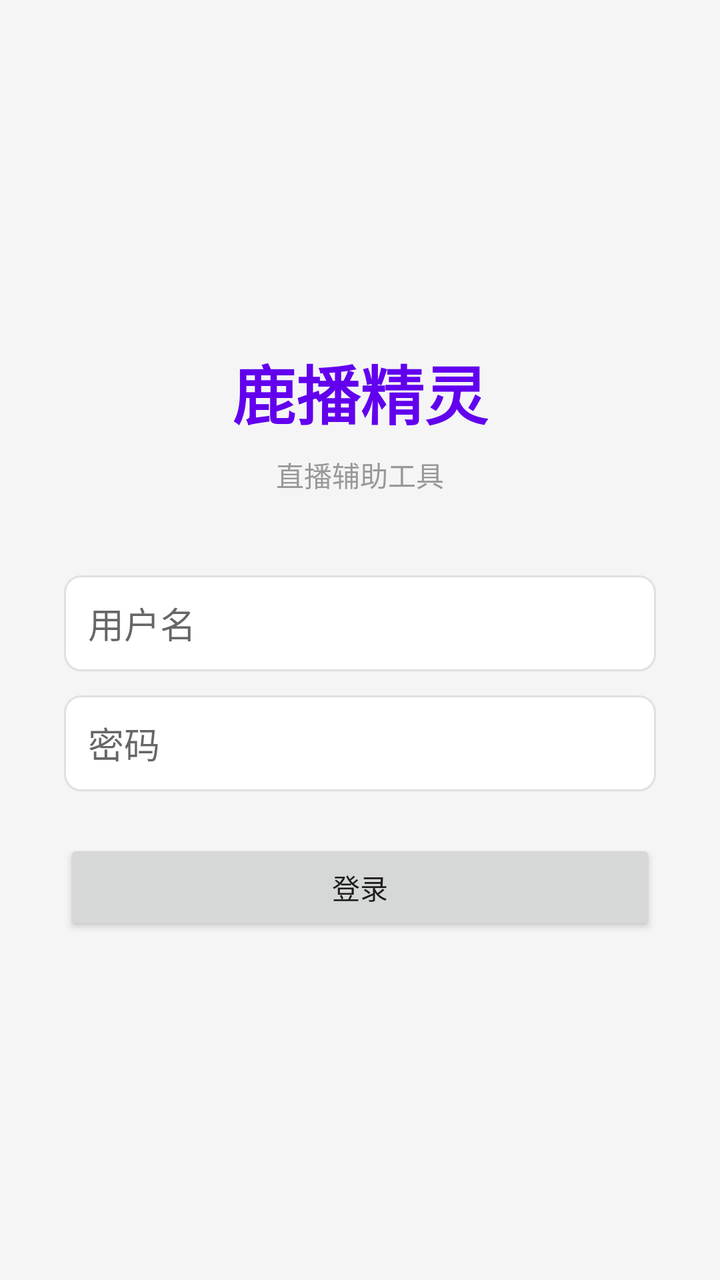
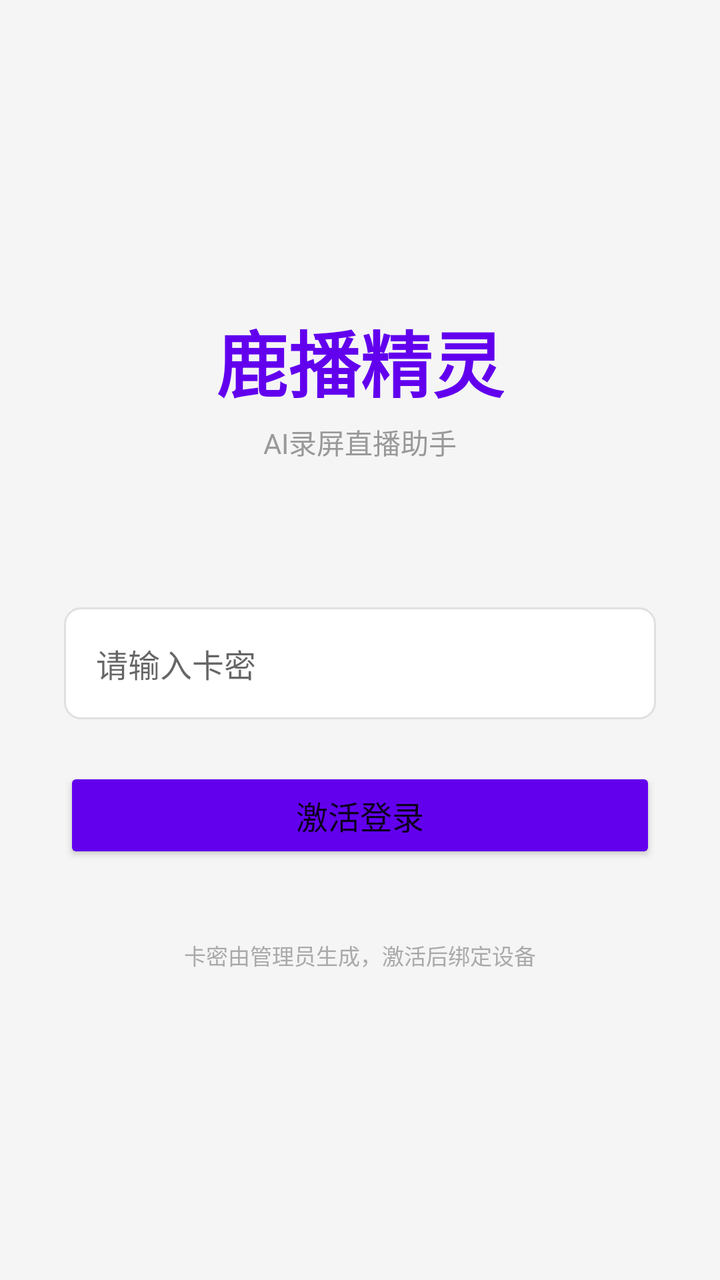

The first picture is an Android layout as it rendered before a commit; the second is the same layout after the commit. The layout source and the unified diff follow.
<!-- AndroidManifest.xml: application theme AppTheme -->
<!-- res/layout/activity_login.xml -->
<?xml version="1.0" encoding="utf-8"?>
<LinearLayout xmlns:android="http://schemas.android.com/apk/res/android"
    android:layout_width="match_parent" android:layout_height="match_parent"
    android:orientation="vertical" android:gravity="center" android:padding="32dp" android:background="#F5F5F5">
    <TextView android:layout_width="wrap_content" android:layout_height="wrap_content"
        android:text="鹿播精灵" android:textSize="32sp" android:textStyle="bold" android:textColor="#FF6200EE"/>
    <TextView android:layout_width="wrap_content" android:layout_height="wrap_content"
        android:text="直播辅助工具" android:textSize="14sp" android:textColor="#999999" android:layout_marginTop="8dp"/>
    <EditText android:id="@+id/et_username" android:layout_width="match_parent" android:layout_height="48dp"
        android:hint="用户名" android:layout_marginTop="40dp" android:background="@drawable/item_bg" android:paddingHorizontal="12dp"/>
    <EditText android:id="@+id/et_password" android:layout_width="match_parent" android:layout_height="48dp"
        android:hint="密码" android:inputType="textPassword" android:layout_marginTop="12dp"
        android:background="@drawable/item_bg" android:paddingHorizontal="12dp"/>
    <Button android:id="@+id/btn_login" android:layout_width="match_parent" android:layout_height="48dp"
        android:text="登录" android:layout_marginTop="24dp"/>
</LinearLayout>
<!-- resources referenced by this layout -->
<resources>
  <!-- drawable item_bg (drawable) -->
  <?xml version="1.0" encoding="utf-8"?>
  <shape xmlns:android="http://schemas.android.com/apk/res/android"
      android:shape="rectangle">
      <solid android:color="#FFFFFF"/>
      <corners android:radius="8dp"/>
      <stroke android:width="1dp" android:color="#E0E0E0"/>
  </shape>
  <style name="AppTheme" parent="Theme.AppCompat.Light.NoActionBar">
          <item name="colorPrimary">#FF6200EE</item>
          <item name="colorPrimaryDark">#FF3700B3</item>
          <item name="colorAccent">#FF03DAC5</item>
      </style>
</resources>

<!-- the commit's change to res/layout/activity_login.xml (unified diff, before → after) -->
@@ -2,15 +2,35 @@
 <LinearLayout xmlns:android="http://schemas.android.com/apk/res/android"
     android:layout_width="match_parent" android:layout_height="match_parent"
     android:orientation="vertical" android:gravity="center" android:padding="32dp" android:background="#F5F5F5">
+
     <TextView android:layout_width="wrap_content" android:layout_height="wrap_content"
-        android:text="鹿播精灵" android:textSize="32sp" android:textStyle="bold" android:textColor="#FF6200EE"/>
+        android:text="鹿播精灵" android:textSize="36sp" android:textStyle="bold" android:textColor="#FF6200EE"/>
     <TextView android:layout_width="wrap_content" android:layout_height="wrap_content"
-        android:text="直播辅助工具" android:textSize="14sp" android:textColor="#999999" android:layout_marginTop="8dp"/>
-    <EditText android:id="@+id/et_username" android:layout_width="match_parent" android:layout_height="48dp"
-        android:hint="用户名" android:layout_marginTop="40dp" android:background="@drawable/item_bg" android:paddingHorizontal="12dp"/>
-    <EditText android:id="@+id/et_password" android:layout_width="match_parent" android:layout_height="48dp"
-        android:hint="密码" android:inputType="textPassword" android:layout_marginTop="12dp"
-        android:background="@drawable/item_bg" android:paddingHorizontal="12dp"/>
-    <Button android:id="@+id/btn_login" android:layout_width="match_parent" android:layout_height="48dp"
-        android:text="登录" android:layout_marginTop="24dp"/>
+        android:text="AI录屏直播助手" android:textSize="14sp" android:textColor="#999999" android:layout_marginTop="4dp"/>
+    <TextView android:id="@+id/tv_notice"
+        android:layout_width="match_parent" android:layout_height="wrap_content"
+        android:text="" android:textSize="12sp" android:textColor="#FF9800"
+        android:gravity="center" android:layout_marginTop="16dp"/>
+
+    <EditText android:id="@+id/et_card_key"
+        android:layout_width="match_parent" android:layout_height="56dp"
+        android:hint="请输入卡密" android:inputType="text"
+        android:layout_marginTop="40dp"
+        android:background="@drawable/item_bg" android:paddingHorizontal="16dp"
+        android:textSize="16sp"/>
+
+    <Button android:id="@+id/btn_login"
+        android:layout_width="match_parent" android:layout_height="48dp"
+        android:text="激活登录" android:textSize="16sp"
+        android:layout_marginTop="24dp"
+        android:backgroundTint="#FF6200EE"/>
+
+    <TextView android:id="@+id/tv_status"
+        android:layout_width="match_parent" android:layout_height="wrap_content"
+        android:text="" android:textSize="13sp" android:textColor="#FF0000"
+        android:gravity="center" android:layout_marginTop="12dp"/>
+
+    <TextView android:layout_width="match_parent" android:layout_height="wrap_content"
+        android:text="卡密由管理员生成，激活后绑定设备" android:textSize="11sp"
+        android:textColor="#AAAAAA" android:gravity="center" android:layout_marginTop="8dp"/>
 </LinearLayout>
